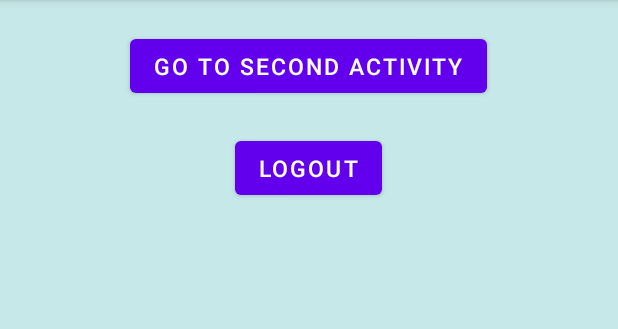
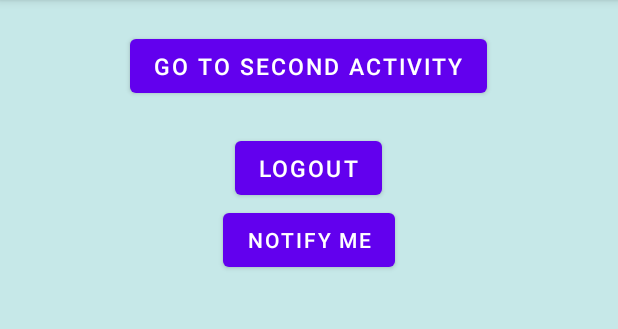
Before and after one commit to Natasa-C/Community-Basket, an Android app: the MainActivity screen opened directly, with no data from a screen before it, on a phone screen of 412 x 824 dp, the part 84-413 px from its top. Run offline under Robolectric (Android 15) with nearby library versions, the phone set to English and light mode, and no system bars.

Commit message:
added notification triggered by button click

```diff
--- a/Community-Basket /app/src/main/AndroidManifest.xml
+++ b/Community-Basket /app/src/main/AndroidManifest.xml
@@ -3,6 +3,7 @@
     package="com.example.community_basket">
 
     <application
+        android:name=".CommunityBasket"
         android:allowBackup="true"
         android:icon="@mipmap/ic_launcher"
         android:label="@string/app_name"
@@ -31,10 +32,12 @@
         <activity android:name=".activities.MainActivity" />
         <activity android:name=".activities.SecondActivity" />
         <activity android:name=".activities.MarketActivity" />
+        <activity android:name=".activities.NotificationActivity" />
 
     </application>
 
 
     <uses-permission android:name="android.permission.INTERNET"/>
+    <uses-permission android:name="android.permission.VIBRATE"/>
 
 </manifest>
--- /dev/null
+++ b/Community-Basket /app/src/main/res/drawable/ic_message.xml
@@ -0,0 +1,10 @@
+<vector xmlns:android="http://schemas.android.com/apk/res/android"
+    android:width="24dp"
+    android:height="24dp"
+    android:viewportWidth="24"
+    android:viewportHeight="24"
+    android:tint="?attr/colorControlNormal">
+  <path
+      android:fillColor="@android:color/white"
+      android:pathData="M20,2L4,2c-1.1,0 -1.99,0.9 -1.99,2L2,22l4,-4h14c1.1,0 2,-0.9 2,-2L22,4c0,-1.1 -0.9,-2 -2,-2zM18,14L6,14v-2h12v2zM18,11L6,11L6,9h12v2zM18,8L6,8L6,6h12v2z"/>
+</vector>
--- a/Community-Basket /app/src/main/res/layout/activity_main.xml
+++ b/Community-Basket /app/src/main/res/layout/activity_main.xml
@@ -31,10 +31,17 @@
             android:text="@string/logout"
             android:textSize="15sp" />
 
+        <Button
+            android:id="@+id/bt_notify"
+            android:layout_width="wrap_content"
+            android:layout_height="wrap_content"
+            android:text="Notify me" />
+
         <androidx.fragment.app.FragmentContainerView
             android:id="@+id/fragment_container"
             android:layout_width="match_parent"
-            android:layout_height="match_parent" />
+            android:layout_height="match_parent" >
+        </androidx.fragment.app.FragmentContainerView>
     </LinearLayout>
 
     <com.google.android.material.navigation.NavigationView
```
Also changed, not shown: Community-Basket /app/src/main/java/com/example/community_basket/CommunityBasket.kt (added, +28 -0 lines), Community-Basket /app/src/main/java/com/example/community_basket/activities/MainActivity.kt (+31 -5 lines), Community-Basket /app/src/main/java/com/example/community_basket/activities/NotificationActivity.kt (added, +22 -0 lines), Community-Basket /app/src/main/res/layout/activity_notification.xml (added, +24 -0 lines).
